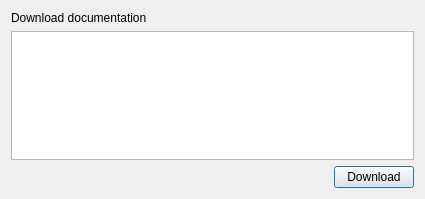
Qt form ui/clone_editor.ui (gltn/stdm-documentation-editor) before a commit.
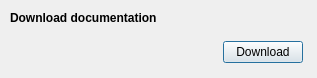
The same form after that commit.

Patch:
```diff
--- a/ui/clone_editor.ui
+++ b/ui/clone_editor.ui
@@ -6,25 +6,44 @@
    <rect>
     <x>0</x>
     <y>0</y>
-    <width>425</width>
-    <height>199</height>
+    <width>317</width>
+    <height>78</height>
    </rect>
   </property>
   <property name="windowTitle">
    <string>Dialog</string>
   </property>
-  <layout class="QVBoxLayout" name="verticalLayout">
-   <item>
-    <widget class="QLabel" name="label">
+  <widget class="QLabel" name="lblStatus">
+   <property name="geometry">
+    <rect>
+     <x>10</x>
+     <y>10</y>
+     <width>161</width>
+     <height>16</height>
+    </rect>
+   </property>
+   <property name="font">
+    <font>
+     <weight>75</weight>
+     <bold>true</bold>
+    </font>
+   </property>
      <property name="text">
       <string>Download documentation</string>
      </property>
-    </widget>
-   </item>
-   <item>
-    <widget class="QTextEdit" name="edtOut"/>
-   </item>
-   <item>
+   <property name="textFormat">
+    <enum>Qt::RichText</enum>
+   </property>
+  </widget>
+  <widget class="QWidget" name="layoutWidget">
+   <property name="geometry">
+    <rect>
+     <x>180</x>
+     <y>40</y>
+     <width>123</width>
+     <height>25</height>
+    </rect>
+   </property>
     <layout class="QHBoxLayout" name="horizontalLayout">
      <item>
       <spacer name="horizontalSpacer">
@@ -47,8 +66,7 @@
       </widget>
      </item>
     </layout>
-   </item>
-  </layout>
+  </widget>
  </widget>
  <resources/>
  <connections/>
```
Lines whose indentation alone changed are shown as unchanged.
